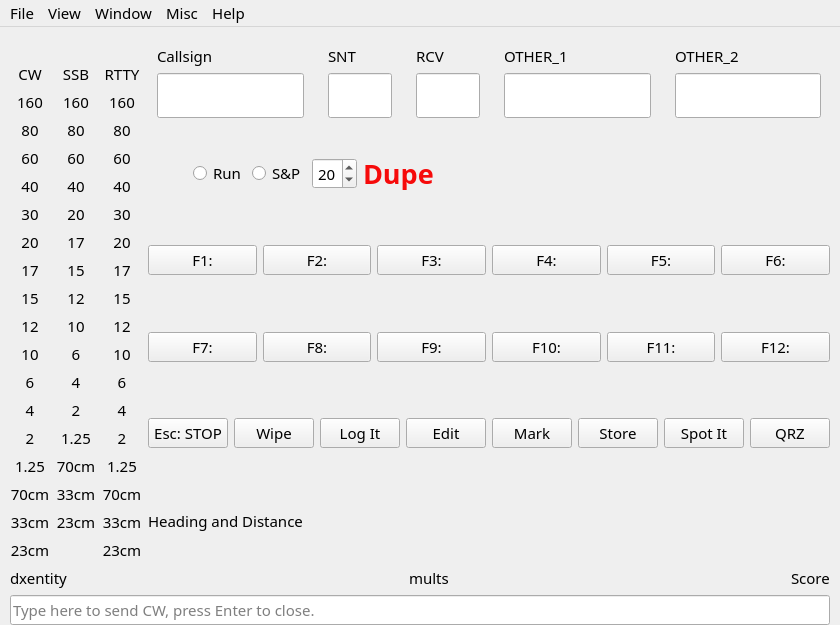
Qt form not1mm/data/main.ui (mbridak/not1mm) before a commit.
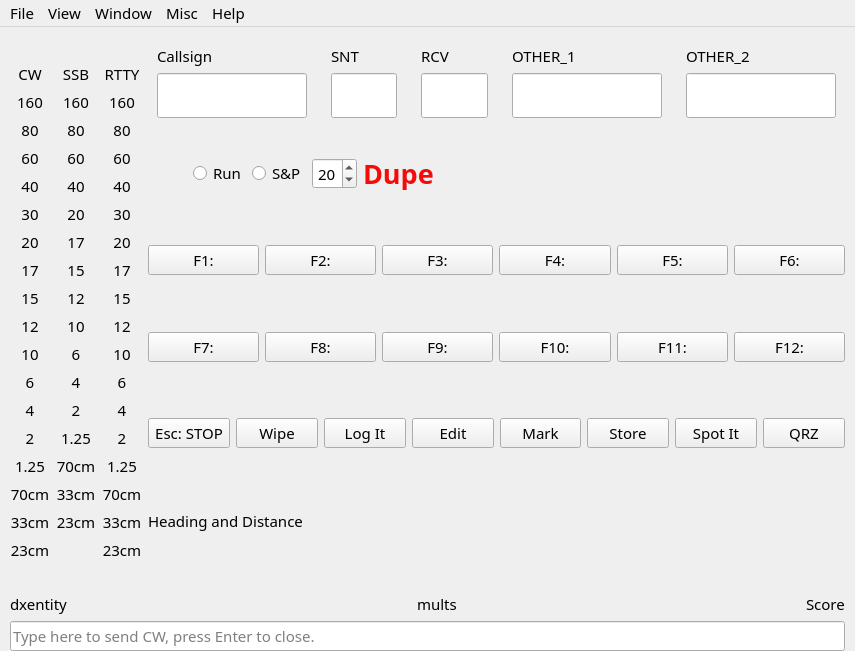
The same form after that commit. Icons and pictures are not drawn.

Commit message: @mbridak Add function to load a call history file.

Patch:
```diff
--- a/not1mm/data/main.ui
+++ b/not1mm/data/main.ui
@@ -9,8 +9,8 @@
    <rect>
     <x>0</x>
     <y>0</y>
-    <width>785</width>
-    <height>268</height>
+    <width>855</width>
+    <height>621</height>
    </rect>
   </property>
   <property name="sizePolicy">
@@ -59,7 +59,7 @@
      <number>0</number>
     </property>
     <item row="1" column="0">
-     <layout class="QVBoxLayout" name="verticalLayout" stretch="1,0,0">
+     <layout class="QVBoxLayout" name="verticalLayout" stretch="1,0,0,0">
       <item>
        <layout class="QHBoxLayout" name="mainsection">
         <item>
@@ -1367,6 +1367,13 @@
         </item>
        </layout>
       </item>
+      <item>
+       <widget class="QLabel" name="history_info">
+        <property name="text">
+         <string/>
+        </property>
+       </widget>
+      </item>
       <item>
        <layout class="QHBoxLayout" name="StatusLine">
         <property name="sizeConstraint">
@@ -1443,7 +1450,7 @@
     <rect>
      <x>0</x>
      <y>0</y>
-     <width>878</width>
+     <width>855</width>
      <height>25</height>
     </rect>
    </property>
```
Left out of the diff: 6 changed lines with no effect on the pictures. The commit also changes 1 other file.
